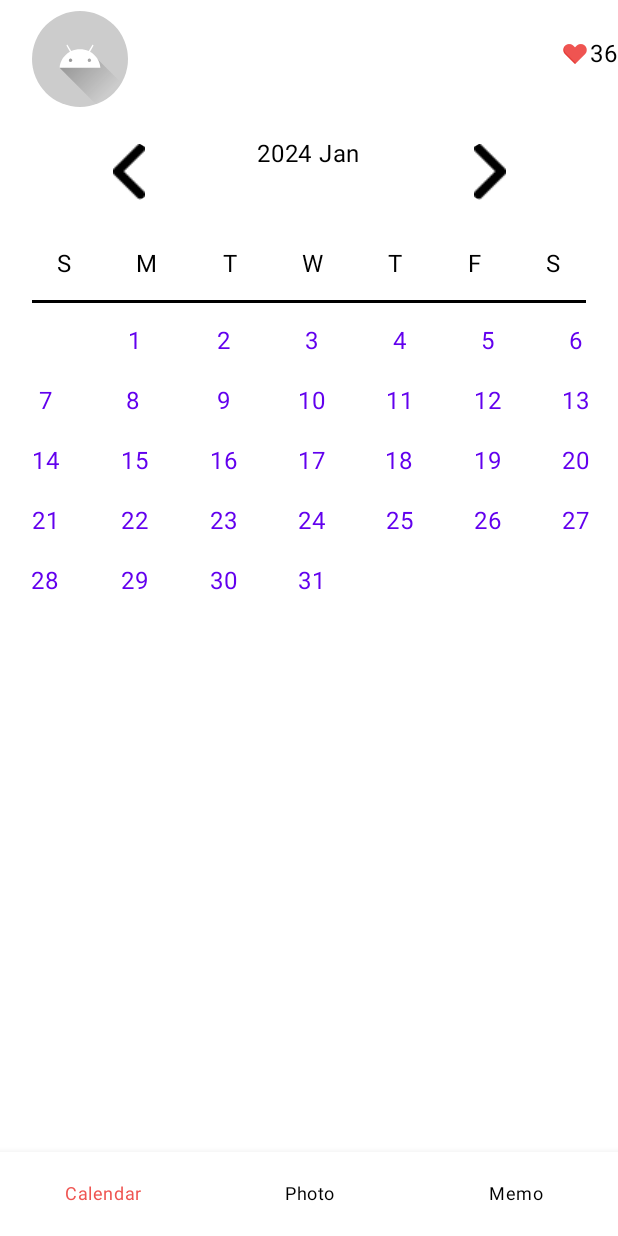
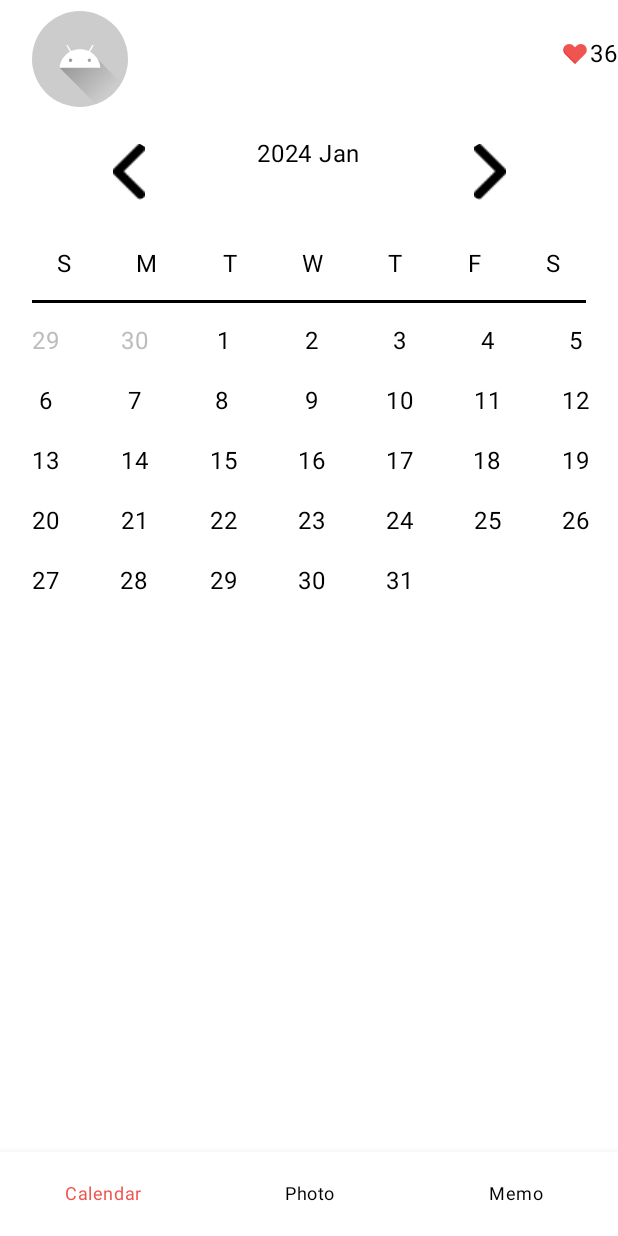
Before and after one commit to HaengSu/JHCalendarPoject, an Android app built with Jetpack Compose: the screen it shows after launch (MainActivity), on a phone screen of 412 x 824 dp. Run offline under Robolectric (Android 15) with nearby library versions, the phone set to English and light mode, and no system bars.

Commit message:
fix :  CalendarPage 작업 중
- 215행 todo 확인 할 것

```diff
--- a/app/src/main/java/com/android/jhcalendarpoject/compose/CalendarPage.kt
+++ b/app/src/main/java/com/android/jhcalendarpoject/compose/CalendarPage.kt
@@ -206,23 +206,38 @@ fun CustomCalendarBody(
     val firstDayOfWeek = firstDayOfMonth
     val days  = IntRange(1, lastDay).toList()
 
-    Log.i("##INFO", "firstdayofweek = ${firstDayOfWeek}")
-
     Column(modifier = modifier) {
         LazyVerticalGrid(
             modifier = Modifier.height(260.dp),
             columns = GridCells.Fixed(7)
         ) {
-            for (i in 1 until firstDayOfWeek) { // 처음 날짜가 시작하는 요일 전까지 빈 박스 생성
+
+            // TODO: 1/09 0부터 시작해서 한칸씩 밀렸음  수정 필요함
+            // 처음 날짜가 시작하는 요일 전까지 전 달의 날짜로 표시
+            for (i in 0 until firstDayOfWeek) {
+                val beforeMonth = currentDate.minusMonths(1)
+                val lastDate = beforeMonth.month.length(beforeMonth.isLeapYear) - (firstDayOfMonth - i)
                 item {
-                    Box(
-                        modifier = Modifier
+                    Column(
+                        modifier = modifier
+                            .padding(top = 10.dp)
+                            .wrapContentSize()
                             .size(30.dp)
-                            .padding(top = 10.dp)
-                    )
+                            .clip(shape = RoundedCornerShape(10.dp)),
+                        horizontalAlignment = Alignment.CenterHorizontally,
+                        verticalArrangement = Arrangement.Center
+                    ) {
+                        Text(
+                            modifier = Modifier,
+                            textAlign = TextAlign.Center,
+                            text = lastDate.toString(),
+                            color = colorResource(id = R.color.gray_200 )
+                        )
+                    }
                 }
             }
             Log.i("##INFO", "day = ${days}");
+
             items(days) { day ->
                 val date = currentDate.withDayOfMonth(day)
                 val isSelected = remember(selectedDate) {
@@ -236,6 +251,15 @@ fun CustomCalendarBody(
                     onSelectedDate = onSelectedDate
                 )
             }
+
+            // 마지막 날짜가 끝나고 나머지 날짜는 다음 달의 날짜로 표시
+            // 1. 마지막주의 날짜가 7일이 아닐 경우
+//            var lastDayOfWeek = currentDate.withDayOfMonth(lastDay).dayOfWeek.value +1 % 7
+//            if (lastDayOfWeek == 0) {
+//                lastDayOfWeek = 7
+//            }
+//            Log.i("##INFO", "lastDayOfWeek = ${lastDayOfWeek}")
+
         }
     }
 }
@@ -262,7 +286,7 @@ fun CalendarDay(
             modifier = Modifier,
             textAlign = TextAlign.Center,
             text = date.dayOfMonth.toString(),
-            color = colorResource(id = R.color.purple_500)
+            color = colorResource(id = R.color.black )
         )
     }
 }
--- a/app/src/main/res/values/colors.xml
+++ b/app/src/main/res/values/colors.xml
@@ -9,4 +9,6 @@
     <color name="white">#FFFFFFFF</color>
 
     <color name="main_color">#EF5451</color>
+
+    <color name="gray_200">#BDBDBD</color>
 </resources>
```
